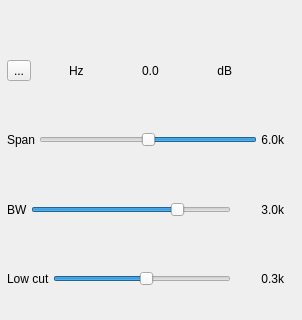
f4exb/sdrangel, file plugins/channel/ssb/ssbdemodgui.ui: the form before one commit; both pictures show x 0 to 302 and y 0 to 320 of the 302 by 544 pixel window.
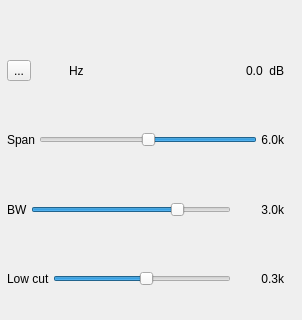
The form after the commit. Icons and pictures are not drawn. Custom widgets are drawn as their Qt base class.

Commit message: Enhance channel power display

Diff of the .ui file:
```diff
--- a/plugins/channel/ssb/ssbdemodgui.ui
+++ b/plugins/channel/ssb/ssbdemodgui.ui
@@ -48,6 +48,8 @@
      <number>2</number>
     </property>
     <item>
+     <layout class="QHBoxLayout" name="deltaFreqPowLayout">
+      <item>
      <layout class="QHBoxLayout" name="deltaFrequencyLayout">
       <item>
        <widget class="QToolButton" name="deltaMinus">
@@ -103,6 +105,23 @@
         </property>
        </widget>
       </item>
+       </layout>
+      </item>
+      <item>
+       <spacer name="freqPowSpacer">
+        <property name="orientation">
+         <enum>Qt::Horizontal</enum>
+        </property>
+        <property name="sizeHint" stdset="0">
+         <size>
+          <width>40</width>
+          <height>20</height>
+         </size>
+        </property>
+       </spacer>
+      </item>
+      <item>
+       <layout class="QHBoxLayout" name="channelPoweLayout">
       <item>
        <widget class="QLabel" name="channelPower">
         <property name="toolTip">
@@ -122,6 +141,8 @@
          <string> dB</string>
         </property>
        </widget>
+        </item>
+       </layout>
       </item>
      </layout>
     </item>
```
Lines whose indentation alone changed are shown as unchanged. The commit also changes 5 other files.
